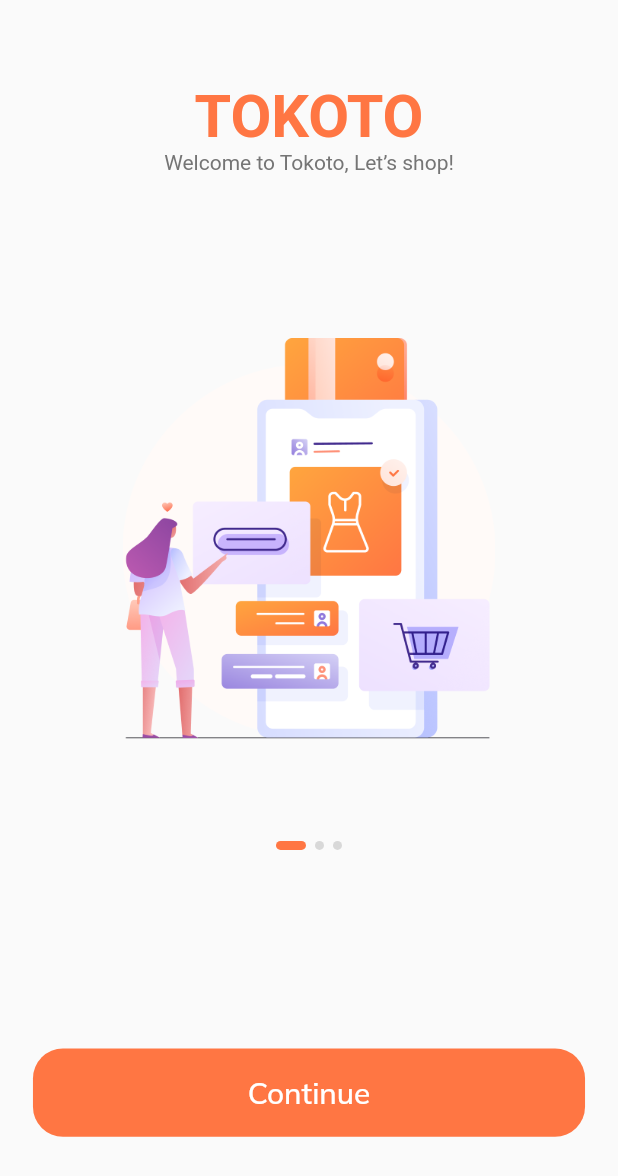
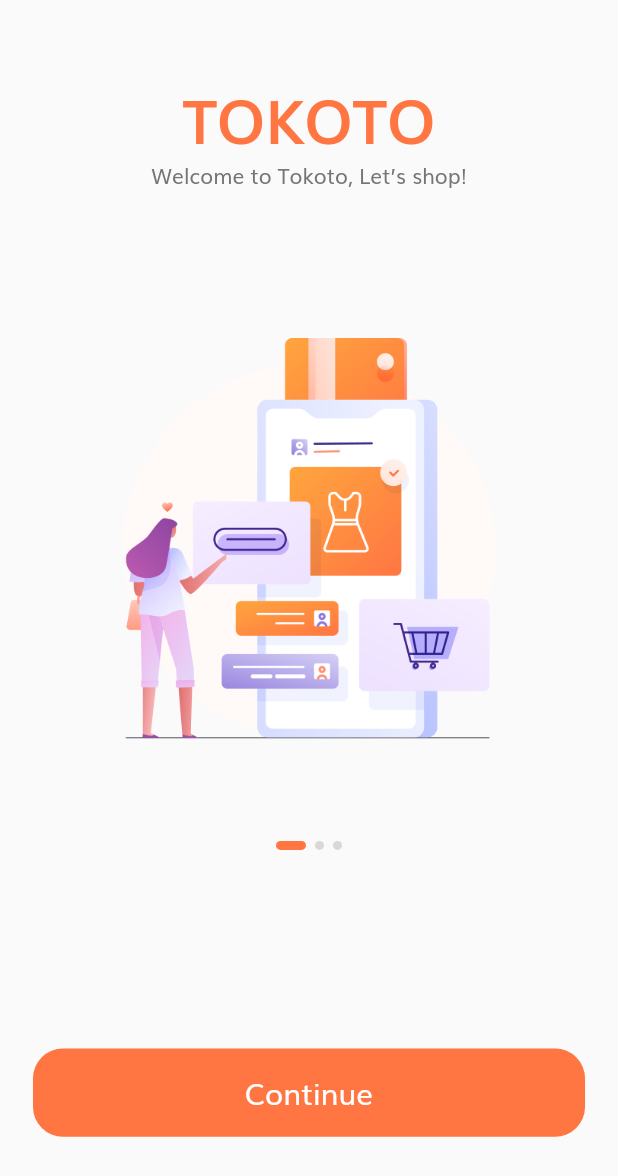
Before and after one commit to patheticGeek/flutter_ecommerce_ui, a Flutter app: the screen it shows after launch, on a phone screen of 412 x 824 dp. Shown: the top 1176 px of the screen. Run offline on Flutter 3.47's test engine with Material 2 defaults, Android fonts, the phone set to English and light mode, and no system bars.

Commit message:
fonts fix

```diff
--- a/lib/main.dart
+++ b/lib/main.dart
@@ -1,8 +1,7 @@
 import 'package:flutter/material.dart';
-import 'package:flutter_ecommerce_ui/constants.dart';
+import 'package:flutter_ecommerce_ui/theme.dart';
 import 'package:flutter_ecommerce_ui/routes.dart';
 import 'package:flutter_ecommerce_ui/screens/splash/splash_screen.dart';
-import 'package:google_fonts/google_fonts.dart';
 
 void main() {
   runApp(MyApp());
@@ -11,18 +10,9 @@
 class MyApp extends StatelessWidget {
   @override
   Widget build(BuildContext context) {
-    final textTheme = Theme.of(context).textTheme;
-
     return MaterialApp(
       title: 'Flutter Ecommerce Ui',
-      theme: ThemeData(
-        textTheme: GoogleFonts.muliTextTheme(textTheme).copyWith(
-          bodyText1: TextStyle(color: kTextColor),
-          bodyText2: TextStyle(color: kTextColor),
-        ),
-        primarySwatch: Colors.blue,
-        visualDensity: VisualDensity.adaptivePlatformDensity,
-      ),
+      theme: loadTheme(context),
       // home: SplashScreen(),
       initialRoute: SplashScreen.routeName,
       routes: routes,
--- /dev/null
+++ b/lib/theme.dart
@@ -0,0 +1,33 @@
+import 'package:flutter/material.dart';
+import 'package:flutter_ecommerce_ui/constants.dart';
+
+ThemeData loadTheme(context) {
+  return ThemeData(
+    appBarTheme: appBarTheme(),
+    fontFamily: "Muli",
+    textTheme: TextTheme(
+      bodyText1: TextStyle(color: kTextColor),
+      bodyText2: TextStyle(color: kTextColor),
+    ),
+    primarySwatch: Colors.blue,
+    visualDensity: VisualDensity.adaptivePlatformDensity,
+  );
+}
+
+AppBarTheme appBarTheme() {
+  return AppBarTheme(
+    color: Colors.white,
+    elevation: 0,
+    brightness: Brightness.light,
+    centerTitle: true,
+    iconTheme: IconThemeData(
+      color: Colors.black,
+    ),
+    textTheme: TextTheme(
+      headline6: TextStyle(
+        color: Color(0XFF888888),
+        fontSize: 20,
+      ),
+    ),
+  );
+}
```
Also changed, not shown: pubspec.yaml (+8 -11 lines), assets/fonts/muli/Muli-Bold.ttf (added), assets/fonts/muli/Muli-BoldItalic.ttf (added), assets/fonts/muli/Muli-ExtraLight.ttf (added), assets/fonts/muli/Muli-ExtraLightItalic.ttf (added), assets/fonts/muli/Muli-Italic.ttf (added), assets/fonts/muli/Muli-Light.ttf (added), assets/fonts/muli/Muli-LightItalic.ttf (added), assets/fonts/muli/Muli-Semi-BoldItalic.ttf (added), assets/fonts/muli/Muli-SemiBold.ttf (added), assets/fonts/muli/Muli.ttf (added).
